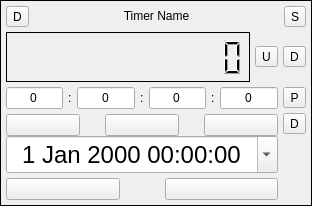
Qt form src/ui/AshmanixTimer.ui (ashmanix/obs-plugin-countdown) before a commit.
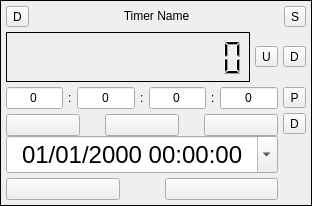
The same form after that commit.

What changed in the file:
```diff
--- a/src/ui/AshmanixTimer.ui
+++ b/src/ui/AshmanixTimer.ui
@@ -489,6 +489,9 @@
                       <property name="alignment">
                        <set>Qt::AlignCenter</set>
                       </property>
+                      <property name="displayFormat">
+                       <string>dd/MM/yyyy HH:mm:ss</string>
+                      </property>
                       <property name="calendarPopup">
                        <bool>true</bool>
                       </property>
```
